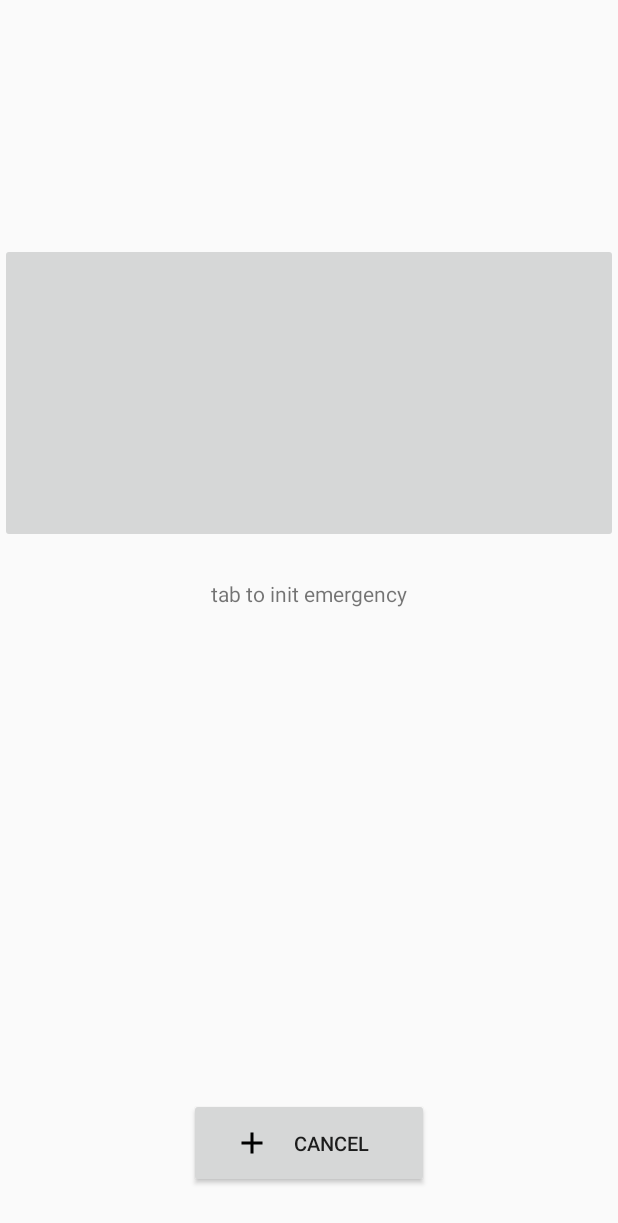
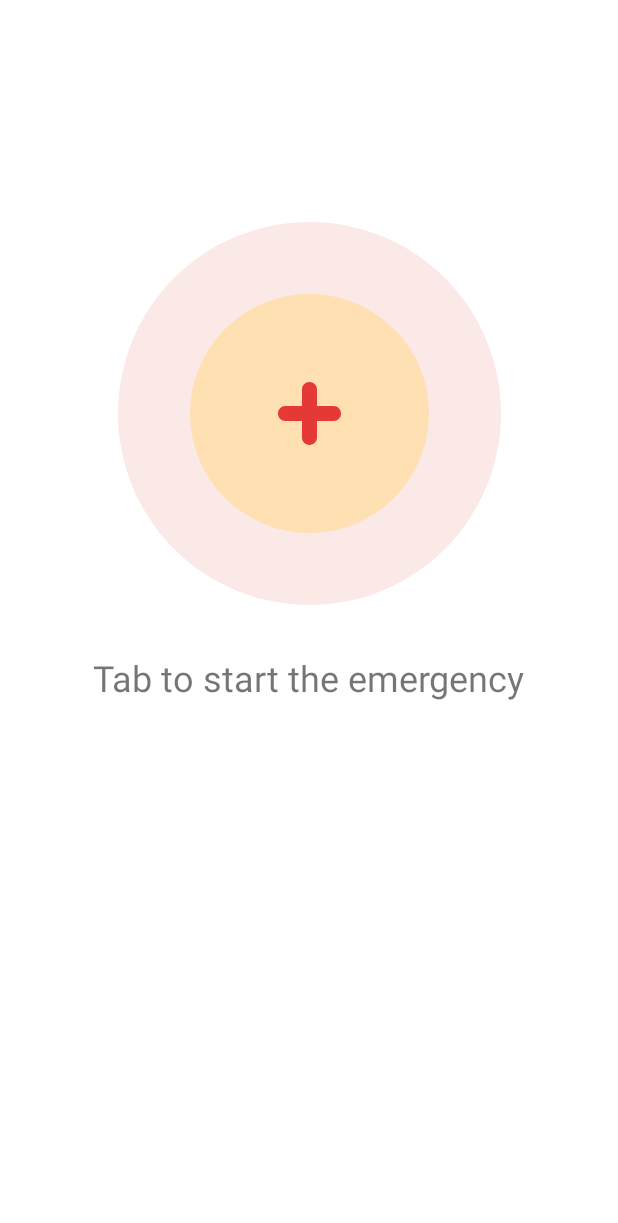
Before and after one commit to mohammedhemaid/Amena, an Android app: the layout fragment_emergency.xml on its own in the app's theme, with its tools: preview values and no code run, on a phone screen of 412 x 824 dp. Shown: the top 1223 px of the screen. Run offline under Robolectric (Android 15) with nearby library versions, the light colour scheme and no system bars.

Commit message:
finished the emergency screen

```diff
--- a/app/src/main/AndroidManifest.xml
+++ b/app/src/main/AndroidManifest.xml
@@ -4,6 +4,7 @@
     package="com.app.wihack.amina">
 
     <application
+        android:name=".init.AminaApplictaion"
         android:allowBackup="true"
         android:icon="@mipmap/ic_launcher"
         android:label="@string/app_name"
--- a/app/src/main/java/com/app/wihack/amina/chatting/ChattingFragment.java
+++ b/app/src/main/java/com/app/wihack/amina/chatting/ChattingFragment.java
@@ -25,7 +25,7 @@ public class ChattingFragment extends Fragment {
     @AfterViews
     public void after() {
         adapter = new RecycleViewAdapter();
-        adapter.setData(new ArrayList<>());
+        adapter.setData(OrganizationProfile.getOrganizationProfiles());
         adapter.setRecycleViewRes(R.layout.institution_row);
 
         institutesListRecyclerView.setAdapter(adapter);
--- /dev/null
+++ b/app/src/main/res/drawable/bg_circle_light.xml
@@ -0,0 +1,31 @@
+<?xml version="1.0" encoding="utf-8"?>
+<layer-list
+    xmlns:android="http://schemas.android.com/apk/res/android">
+
+    <!-- Background Color (white) -->
+    <item>
+        <shape android:shape="oval">
+            <solid android:color="#fbe9e7"/>
+            <padding
+                android:top="48dp"
+                android:bottom="48dp"
+                android:right="48dp"
+                android:left="48dp"/>
+            <corners android:radius="3dp"/>
+            <size
+                android:width="155dp"
+                android:height="155dp"/>
+        </shape>
+    </item>
+
+    <item>
+        <shape android:shape="oval">
+            <solid android:color="#ffe0b2"/>
+
+            <corners android:radius="3dp"/>
+            <size
+                android:width="32dp"
+                android:height="32dp"/>
+        </shape>
+    </item>
+</layer-list>
--- /dev/null
+++ b/app/src/main/res/drawable/ic_add_emergency_red.xml
@@ -0,0 +1,9 @@
+<vector xmlns:android="http://schemas.android.com/apk/res/android"
+    android:width="42dp"
+    android:height="42dp"
+    android:viewportWidth="42"
+    android:viewportHeight="42">
+  <path
+      android:fillColor="@color/emergencyRed"
+      android:pathData="M37.059,16H26V4.941C26,2.224 23.718,0 21,0s-5,2.224 -5,4.941V16H4.941C2.224,16 0,18.282 0,21s2.224,5 4.941,5H16v11.059C16,39.776 18.282,42 21,42s5,-2.224 5,-4.941V26h11.059C39.776,26 42,23.718 42,21S39.776,16 37.059,16z"/>
+</vector>
--- /dev/null
+++ b/app/src/main/res/drawable/ic_add_emergency_white.xml
@@ -0,0 +1,9 @@
+<vector xmlns:android="http://schemas.android.com/apk/res/android"
+    android:width="24dp"
+    android:height="24dp"
+    android:viewportWidth="42"
+    android:viewportHeight="42">
+  <path
+      android:fillColor="@android:color/white"
+      android:pathData="M37.059,16H26V4.941C26,2.224 23.718,0 21,0s-5,2.224 -5,4.941V16H4.941C2.224,16 0,18.282 0,21s2.224,5 4.941,5H16v11.059C16,39.776 18.282,42 21,42s5,-2.224 5,-4.941V26h11.059C39.776,26 42,23.718 42,21S39.776,16 37.059,16z"/>
+</vector>
--- /dev/null
+++ b/app/src/main/res/drawable/ic_call.xml
@@ -0,0 +1,5 @@
+<vector android:height="24dp" android:tint="#FFFFFF"
+    android:viewportHeight="24.0" android:viewportWidth="24.0"
+    android:width="24dp" xmlns:android="http://schemas.android.com/apk/res/android">
+    <path android:fillColor="#FF000000" android:pathData="M6.62,10.79c1.44,2.83 3.76,5.14 6.59,6.59l2.2,-2.2c0.27,-0.27 0.67,-0.36 1.02,-0.24 1.12,0.37 2.33,0.57 3.57,0.57 0.55,0 1,0.45 1,1V20c0,0.55 -0.45,1 -1,1 -9.39,0 -17,-7.61 -17,-17 0,-0.55 0.45,-1 1,-1h3.5c0.55,0 1,0.45 1,1 0,1.25 0.2,2.45 0.57,3.57 0.11,0.35 0.03,0.74 -0.25,1.02l-2.2,2.2z"/>
+</vector>
--- a/app/src/main/res/layout/fragment_emergency.xml
+++ b/app/src/main/res/layout/fragment_emergency.xml
@@ -5,6 +5,7 @@
     xmlns:tools="http://schemas.android.com/tools"
     android:layout_width="match_parent"
     android:layout_height="match_parent"
+    android:background="@android:color/white"
     tools:context=".emergency.EmergencyFragment">
 
     <androidx.constraintlayout.widget.ConstraintLayout
@@ -12,44 +13,61 @@
         android:layout_height="match_parent">
 
         <ImageButton
-            android:id="@+id/imageButton"
-            android:layout_width="match_parent"
-            android:layout_height="200dp"
-            android:foreground="?attr/selectableItemBackground"
+            android:id="@+id/emergencyimageButton"
+            android:layout_width="255dp"
+            android:layout_height="255dp"
+            android:background="@drawable/bg_circle_light"
+            android:foreground="?attr/selectableItemBackgroundBorderless"
             app:layout_constraintBottom_toBottomOf="parent"
             app:layout_constraintEnd_toEndOf="parent"
-            app:layout_constraintHorizontal_bias="0.0"
             app:layout_constraintStart_toStartOf="parent"
             app:layout_constraintTop_toTopOf="parent"
-            app:layout_constraintVertical_bias="0.26"/>
-
-        <TextView
-            android:id="@+id/textView"
-            android:layout_width="wrap_content"
-            android:layout_height="wrap_content"
-            android:layout_marginTop="24dp"
-            android:text="@string/tab_to_init_emergency"
-            app:layout_constraintEnd_toEndOf="parent"
-            app:layout_constraintStart_toStartOf="parent"
-            app:layout_constraintTop_toBottomOf="@+id/imageButton"/>
+            app:layout_constraintVertical_bias="0.26"
+            app:srcCompat="@drawable/ic_add_emergency_red"/>
 
         <Button
-            android:id="@+id/addsubject"
-            android:layout_width="160dip"
+            android:id="@+id/cancelButton"
+            android:layout_width="250dp"
             android:layout_height="60dip"
             android:layout_gravity="center"
             android:layout_marginBottom="32dp"
-            android:drawableLeft="@drawable/ic_eme_black"
+            android:background="@color/emergencyRed"
+            android:drawableEnd="@drawable/ic_add_emergency_white"
             android:drawablePadding="2dip"
             android:gravity="center"
-            android:paddingLeft="30dip"
-            android:paddingRight="26dip"
+            android:paddingStart="30dip"
+            android:paddingEnd="26dip"
             android:singleLine="true"
-            android:text="@string/cancel"
-            android:textSize="13dip"
+            android:text="@string/emergency_cancel"
+            android:textColor="@android:color/white"
+            android:textSize="12sp"
             app:layout_constraintBottom_toBottomOf="parent"
             app:layout_constraintEnd_toEndOf="parent"
+            android:visibility="invisible"
             app:layout_constraintStart_toStartOf="parent"/>
+
+        <TextView
+            android:id="@+id/panic_message"
+            android:layout_width="wrap_content"
+            android:layout_height="wrap_content"
+            android:layout_marginTop="32dp"
+            android:textSize="24sp"
+            android:text="@string/don_t_panic_stay_calm"
+            app:layout_constraintEnd_toEndOf="parent"
+            app:layout_constraintStart_toStartOf="parent"
+            android:visibility="invisible"
+            app:layout_constraintTop_toBottomOf="@+id/emergencyimageButton"/>
+
+        <TextView
+            android:id="@+id/tab_to_start_message"
+            android:layout_width="wrap_content"
+            android:layout_height="wrap_content"
+            android:layout_marginTop="32dp"
+            android:text="@string/tab_to_start_the_emergency"
+            android:textSize="24sp"
+            app:layout_constraintEnd_toEndOf="parent"
+            app:layout_constraintStart_toStartOf="parent"
+            app:layout_constraintTop_toBottomOf="@+id/emergencyimageButton"/>
     </androidx.constraintlayout.widget.ConstraintLayout>
 
 </FrameLayout>
--- a/app/src/main/res/values/colors.xml
+++ b/app/src/main/res/values/colors.xml
@@ -13,4 +13,5 @@
     <color name="colorLightGrey">#F8F9FB</color>
     <color name="textColorGray">#D8D8D8</color>
     <color name="textColorRed">#E72222</color>
+    <color name="emergencyRed">#E53935</color>
 </resources>
--- a/app/src/main/res/values/strings.xml
+++ b/app/src/main/res/values/strings.xml
@@ -2,12 +2,15 @@
     <string name="app_name">Amina</string>
     <string name="emergency">Emergency</string>
     <string name="chat">Chat</string>
-    <string name="tab_to_init_emergency">tab to init emergency</string>
+    <string name="tab_to_init_emergency">Tab to start the Emergency</string>
     <string name="cancel">Cancel</string>
 
     <!-- TODO: Remove or change this placeholder text -->
     <string name="hello_blank_fragment">Hello blank fragment</string>
     <string name="location">location</string>
     <string name="speciality">speciality</string>
+    <string name="don_t_panic_stay_calm">Don\'t Panic Sarah Stay Calm</string>
+    <string name="emergency_cancel">Cancel The Emergency </string>
+    <string name="tab_to_start_the_emergency">Tab to start the emergency</string>
 
 </resources>
```
Also changed, not shown: app/build.gradle (+14 -0 lines), app/src/main/java/com/app/wihack/amina/chatting/OrganizationProfile.java (added, +144 -0 lines), app/src/main/java/com/app/wihack/amina/emergency/EmergencyFragment.java (+51 -1 lines), app/src/main/res/drawable/bg_circle_red.xml (added, +31 -0 lines), app/src/main/res/drawable-hdpi/emergency_text.png (added), app/src/main/res/drawable-mdpi/emergency_text.png (added), app/src/main/res/drawable-xhdpi/emergency_text.png (added), app/src/main/res/drawable-xxhdpi/emergency_text.png (added), app/src/main/res/drawable-xxxhdpi/emergency_text.png (added).
